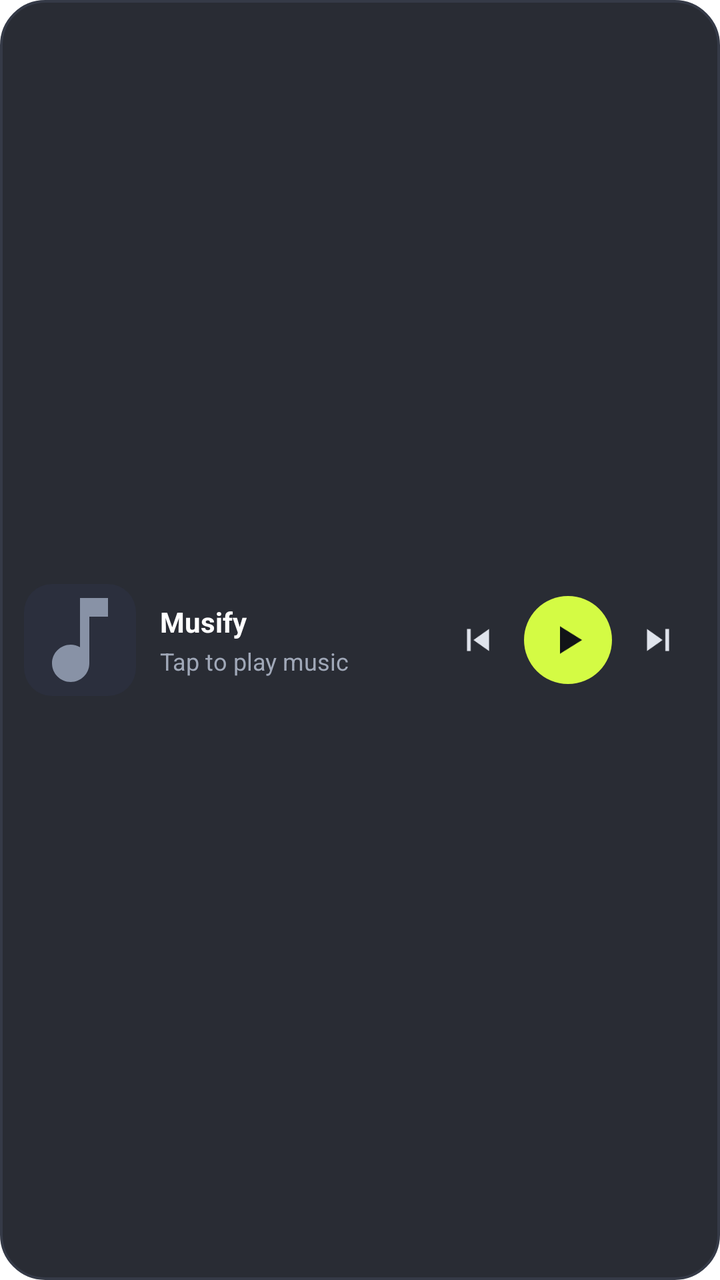
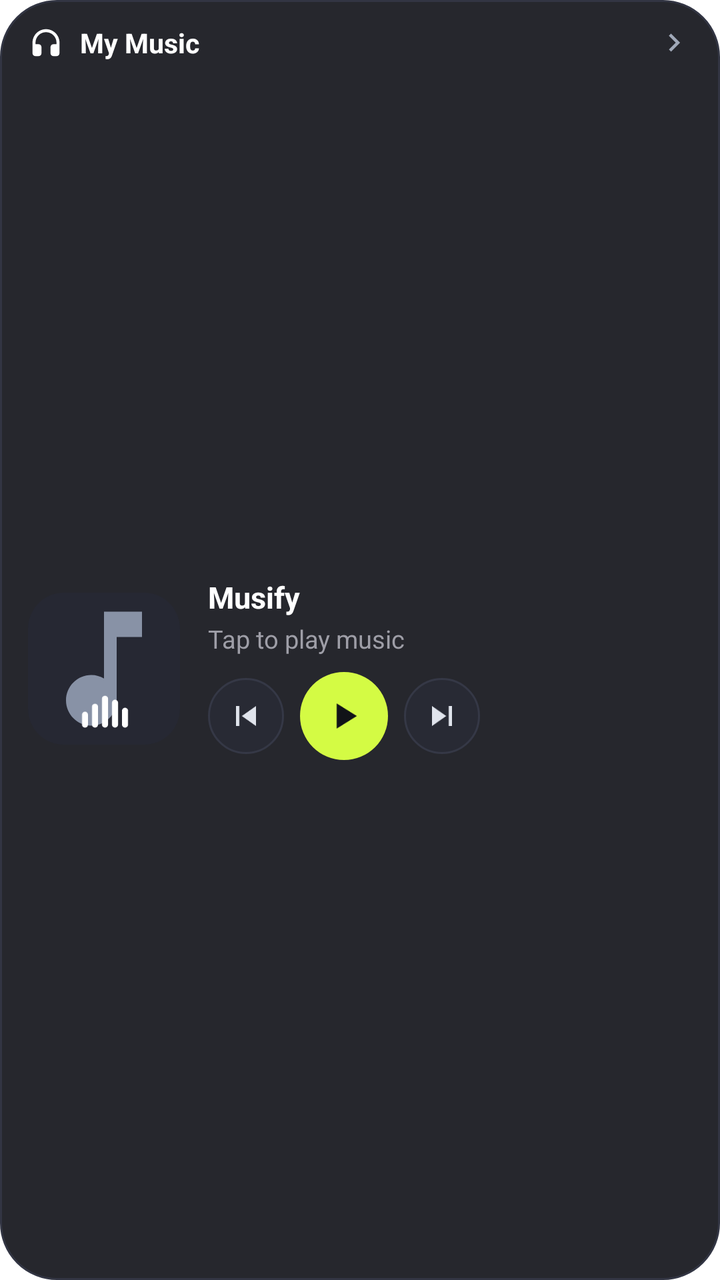

Before-and-after screenshots of an Android layout around one commit, followed by the original layout XML and the change that was made.
<!-- AndroidManifest.xml: fallback theme Theme.MaterialComponents.DayNight.NoActionBar -->
<!-- res/layout/musify_widget.xml -->
<?xml version="1.0" encoding="utf-8"?>
<RelativeLayout xmlns:android="http://schemas.android.com/apk/res/android"
    android:id="@+id/widget_container"
    android:layout_width="match_parent"
    android:layout_height="match_parent"
    android:background="@drawable/widget_background"
    android:paddingStart="12dp"
    android:paddingEnd="12dp"
    android:paddingTop="10dp"
    android:paddingBottom="10dp">

    
    <ImageView
        android:id="@+id/widget_artwork"
        android:layout_width="56dp"
        android:layout_height="56dp"
        android:layout_alignParentStart="true"
        android:layout_centerVertical="true"
        android:background="@drawable/widget_artwork_bg"
        android:src="@drawable/ic_widget_music_default"
        android:scaleType="centerCrop"
        android:contentDescription="Album Art" />

    
    <LinearLayout
        android:id="@+id/widget_controls"
        android:layout_width="wrap_content"
        android:layout_height="wrap_content"
        android:layout_alignParentEnd="true"
        android:layout_centerVertical="true"
        android:orientation="horizontal"
        android:gravity="center_vertical">

        <ImageView
            android:id="@+id/widget_btn_prev"
            android:layout_width="38dp"
            android:layout_height="38dp"
            android:padding="8dp"
            android:background="@android:color/transparent"
            android:src="@drawable/ic_widget_prev"
            android:contentDescription="Previous Track" />

        <ImageView
            android:id="@+id/widget_btn_play_pause"
            android:layout_width="44dp"
            android:layout_height="44dp"
            android:layout_marginStart="4dp"
            android:layout_marginEnd="4dp"
            android:background="@drawable/widget_play_btn_bg"
            android:src="@drawable/ic_widget_play"
            android:scaleType="centerInside"
            android:padding="10dp"
            android:contentDescription="Play/Pause" />

        <ImageView
            android:id="@+id/widget_btn_next"
            android:layout_width="38dp"
            android:layout_height="38dp"
            android:padding="8dp"
            android:background="@android:color/transparent"
            android:src="@drawable/ic_widget_next"
            android:contentDescription="Next Track" />
    </LinearLayout>

    
    <LinearLayout
        android:id="@+id/widget_text_container"
        android:layout_width="match_parent"
        android:layout_height="wrap_content"
        android:layout_toEndOf="@id/widget_artwork"
        android:layout_toStartOf="@id/widget_controls"
        android:layout_centerVertical="true"
        android:layout_marginStart="12dp"
        android:layout_marginEnd="8dp"
        android:orientation="vertical">

        <TextView
            android:id="@+id/widget_title"
            android:layout_width="match_parent"
            android:layout_height="wrap_content"
            android:text="Musify"
            android:textColor="#FFFFFF"
            android:textSize="14sp"
            android:textStyle="bold"
            android:maxLines="1"
            android:ellipsize="end" />

        <TextView
            android:id="@+id/widget_artist"
            android:layout_width="match_parent"
            android:layout_height="wrap_content"
            android:layout_marginTop="2dp"
            android:text="Tap to play music"
            android:textColor="#A0A8B8"
            android:textSize="12sp"
            android:maxLines="1"
            android:ellipsize="end" />
    </LinearLayout>

</RelativeLayout>
<!-- resources referenced by this layout -->
<resources>
  <!-- drawable ic_widget_next (drawable) -->
  <vector xmlns:android="http://schemas.android.com/apk/res/android"
      android:width="22dp"
      android:height="22dp"
      android:viewportWidth="24"
      android:viewportHeight="24">
    <path
        android:fillColor="#E0E4EC"
        android:pathData="M6,18l8.5,-6L6,6v12zM16,6v12h2V6h-2z"/>
  </vector>
  <!-- drawable ic_widget_play (drawable) -->
  <vector xmlns:android="http://schemas.android.com/apk/res/android"
      android:width="24dp"
      android:height="24dp"
      android:viewportWidth="24"
      android:viewportHeight="24">
    <path
        android:fillColor="#111318"
        android:pathData="M8,5.14v13.72l11,-6.86 -11,-6.86z"/>
  </vector>
  <!-- drawable ic_widget_prev (drawable) -->
  <vector xmlns:android="http://schemas.android.com/apk/res/android"
      android:width="22dp"
      android:height="22dp"
      android:viewportWidth="24"
      android:viewportHeight="24">
    <path
        android:fillColor="#E0E4EC"
        android:pathData="M6,6h2v12H6zm3.5,6l8.5,6V6z"/>
  </vector>
  <!-- drawable widget_artwork_bg (drawable) -->
  <?xml version="1.0" encoding="utf-8"?>
  <shape xmlns:android="http://schemas.android.com/apk/res/android"
      android:shape="rectangle">
      <solid android:color="#2B2F3D" />
      <corners android:radius="14dp" />
  </shape>
  <!-- drawable widget_background (drawable) -->
  <?xml version="1.0" encoding="utf-8"?>
  <shape xmlns:android="http://schemas.android.com/apk/res/android"
      android:shape="rectangle">
      <solid android:color="#F21E212A" />
      <stroke
          android:width="1.2dp"
          android:color="#353A47" />
      <corners android:radius="22dp" />
  </shape>
  <!-- drawable widget_play_btn_bg (drawable) -->
  <?xml version="1.0" encoding="utf-8"?>
  <shape xmlns:android="http://schemas.android.com/apk/res/android"
      android:shape="oval">
      <solid android:color="#D4FB44" />
  </shape>
  <!-- unchanged entries left out for length: 1 -->
</resources>

<!-- the commit's change to res/layout/musify_widget.xml (unified diff, before → after) -->
@@ -1,100 +1,195 @@
 <?xml version="1.0" encoding="utf-8"?>
-<RelativeLayout xmlns:android="http://schemas.android.com/apk/res/android"
+<LinearLayout xmlns:android="http://schemas.android.com/apk/res/android"
     android:id="@+id/widget_container"
     android:layout_width="match_parent"
     android:layout_height="match_parent"
     android:background="@drawable/widget_background"
-    android:paddingStart="12dp"
-    android:paddingEnd="12dp"
-    android:paddingTop="10dp"
-    android:paddingBottom="10dp">
-
-    
-    <ImageView
-        android:id="@+id/widget_artwork"
-        android:layout_width="56dp"
-        android:layout_height="56dp"
-        android:layout_alignParentStart="true"
-        android:layout_centerVertical="true"
-        android:background="@drawable/widget_artwork_bg"
-        android:src="@drawable/ic_widget_music_default"
-        android:scaleType="centerCrop"
-        android:contentDescription="Album Art" />
+    android:gravity="center_vertical"
+    android:orientation="vertical"
+    android:paddingStart="14dp"
+    android:paddingEnd="14dp"
+    android:paddingTop="12dp"
+    android:paddingBottom="12dp">
 
     
     <LinearLayout
-        android:id="@+id/widget_controls"
-        android:layout_width="wrap_content"
+        android:id="@+id/widget_header"
+        android:layout_width="match_parent"
         android:layout_height="wrap_content"
-        android:layout_alignParentEnd="true"
-        android:layout_centerVertical="true"
-        android:orientation="horizontal"
-        android:gravity="center_vertical">
+        android:clickable="true"
+        android:focusable="false"
+        android:gravity="center_vertical"
+        android:orientation="horizontal">
+
+        <LinearLayout
+            android:layout_width="0dp"
+            android:layout_height="wrap_content"
+            android:layout_weight="1"
+            android:gravity="center_vertical"
+            android:orientation="horizontal">
+
+            <ImageView
+                android:id="@+id/widget_header_icon"
+                android:layout_width="18dp"
+                android:layout_height="18dp"
+                android:contentDescription="Music"
+                android:src="@drawable/ic_widget_headphones" />
+
+            <TextView
+                android:id="@+id/widget_header_title"
+                android:layout_width="wrap_content"
+                android:layout_height="wrap_content"
+                android:layout_marginStart="8dp"
+                android:ellipsize="end"
+                android:maxLines="1"
+                android:text="My Music"
+                android:textColor="#FFFFFF"
+                android:textSize="13.5sp"
+                android:textStyle="bold" />
+        </LinearLayout>
 
         <ImageView
-            android:id="@+id/widget_btn_prev"
-            android:layout_width="38dp"
-            android:layout_height="38dp"
-            android:padding="8dp"
-            android:background="@android:color/transparent"
-            android:src="@drawable/ic_widget_prev"
-            android:contentDescription="Previous Track" />
-
-        <ImageView
-            android:id="@+id/widget_btn_play_pause"
-            android:layout_width="44dp"
-            android:layout_height="44dp"
-            android:layout_marginStart="4dp"
-            android:layout_marginEnd="4dp"
-            android:background="@drawable/widget_play_btn_bg"
-            android:src="@drawable/ic_widget_play"
-            android:scaleType="centerInside"
-            android:padding="10dp"
-            android:contentDescription="Play/Pause" />
-
-        <ImageView
-            android:id="@+id/widget_btn_next"
-            android:layout_width="38dp"
-            android:layout_height="38dp"
-            android:padding="8dp"
-            android:background="@android:color/transparent"
-            android:src="@drawable/ic_widget_next"
-            android:contentDescription="Next Track" />
+            android:id="@+id/widget_header_chevron"
+            android:layout_width="18dp"
+            android:layout_height="18dp"
+            android:contentDescription="Open App"
+            android:src="@drawable/ic_widget_chevron_right" />
     </LinearLayout>
 
     
     <LinearLayout
-        android:id="@+id/widget_text_container"
         android:layout_width="match_parent"
-        android:layout_height="wrap_content"
-        android:layout_toEndOf="@id/widget_artwork"
-        android:layout_toStartOf="@id/widget_controls"
-        android:layout_centerVertical="true"
-        android:layout_marginStart="12dp"
-        android:layout_marginEnd="8dp"
-        android:orientation="vertical">
+        android:layout_height="0dp"
+        android:layout_marginTop="10dp"
+        android:layout_weight="1"
+        android:gravity="center_vertical"
+        android:orientation="horizontal">
 
-        <TextView
-            android:id="@+id/widget_title"
-            android:layout_width="match_parent"
+        
+        <FrameLayout
+            android:id="@+id/widget_artwork_container"
+            android:layout_width="76dp"
+            android:layout_height="76dp"
+            android:layout_gravity="center_vertical"
+            android:clickable="true"
+            android:focusable="false">
+
+            <ImageView
+                android:id="@+id/widget_artwork"
+                android:layout_width="76dp"
+                android:layout_height="76dp"
+                android:background="@drawable/widget_artwork_bg"
+                android:contentDescription="Album Art"
+                android:scaleType="centerCrop"
+                android:src="@drawable/ic_widget_music_default" />
+
+            
+            <ImageView
+                android:id="@+id/widget_equalizer"
+                android:layout_width="wrap_content"
+                android:layout_height="wrap_content"
+                android:layout_gravity="bottom|center_horizontal"
+                android:layout_marginBottom="6dp"
+                android:contentDescription="Playing indicator"
+                android:src="@drawable/ic_widget_equalizer"
+                android:visibility="visible" />
+        </FrameLayout>
+
+        
+        <LinearLayout
+            android:id="@+id/widget_content_column"
+            android:layout_width="0dp"
             android:layout_height="wrap_content"
-            android:text="Musify"
-            android:textColor="#FFFFFF"
-            android:textSize="14sp"
-            android:textStyle="bold"
-            android:maxLines="1"
-            android:ellipsize="end" />
+            android:layout_marginStart="14dp"
+            android:layout_weight="1"
+            android:gravity="center_vertical"
+            android:orientation="vertical">
 
-        <TextView
-            android:id="@+id/widget_artist"
-            android:layout_width="match_parent"
-            android:layout_height="wrap_content"
-            android:layout_marginTop="2dp"
-            android:text="Tap to play music"
-            android:textColor="#A0A8B8"
-            android:textSize="12sp"
-            android:maxLines="1"
-            android:ellipsize="end" />
+            
+            <LinearLayout
+                android:id="@+id/widget_info_layout"
+                android:layout_width="match_parent"
+                android:layout_height="wrap_content"
+                android:clickable="true"
+                android:focusable="false"
+                android:orientation="vertical">
+
+                
+                <TextView
+                    android:id="@+id/widget_title"
+                    android:layout_width="match_parent"
+                    android:layout_height="wrap_content"
+                    android:ellipsize="end"
+                    android:maxLines="1"
+                    android:text="Musify"
+                    android:textColor="#FFFFFF"
+                    android:textSize="15sp"
+                    android:textStyle="bold" />
+
+                
+                <TextView
+                    android:id="@+id/widget_artist"
+                    android:layout_width="match_parent"
+                    android:layout_height="wrap_content"
+                    android:layout_marginTop="2dp"
+                    android:ellipsize="end"
+                    android:maxLines="1"
+                    android:text="Tap to play music"
+                    android:textColor="#9E9EA7"
+                    android:textSize="12.5sp" />
+            </LinearLayout>
+
+            
+            <LinearLayout
+                android:id="@+id/widget_controls"
+                android:layout_width="wrap_content"
+                android:layout_height="wrap_content"
+                android:layout_marginTop="8dp"
+                android:gravity="center_vertical"
+                android:orientation="horizontal">
+
+                
+                <ImageView
+                    android:id="@+id/widget_btn_prev"
+                    android:layout_width="38dp"
+                    android:layout_height="38dp"
+                    android:background="@drawable/widget_circle_btn_bg"
+                    android:clickable="true"
+                    android:contentDescription="Previous Track"
+                    android:focusable="false"
+                    android:padding="9dp"
+                    android:scaleType="centerInside"
+                    android:src="@drawable/ic_widget_prev" />
+
+                
+                <ImageView
+                    android:id="@+id/widget_btn_play_pause"
+                    android:layout_width="44dp"
+                    android:layout_height="44dp"
+                    android:layout_marginStart="8dp"
+                    android:layout_marginEnd="8dp"
+                    android:background="@drawable/widget_play_btn_bg"
+                    android:clickable="true"
+                    android:contentDescription="Play/Pause"
+                    android:focusable="false"
+                    android:padding="11dp"
+                    android:scaleType="centerInside"
+                    android:src="@drawable/ic_widget_play" />
+
+                
+                <ImageView
+                    android:id="@+id/widget_btn_next"
+                    android:layout_width="38dp"
+                    android:layout_height="38dp"
+                    android:background="@drawable/widget_circle_btn_bg"
+                    android:clickable="true"
+                    android:contentDescription="Next Track"
+                    android:focusable="false"
+                    android:padding="9dp"
+                    android:scaleType="centerInside"
+                    android:src="@drawable/ic_widget_next" />
+            </LinearLayout>
+        </LinearLayout>
     </LinearLayout>
 
-</RelativeLayout>
+</LinearLayout>
<!-- resource entries referenced after the edit -->
@@ -1,5 +1,52 @@
 <!-- resources referenced by this layout -->
 <resources>
+  <!-- drawable ic_widget_chevron_right (drawable) -->
+  <vector xmlns:android="http://schemas.android.com/apk/res/android"
+      android:width="20dp"
+      android:height="20dp"
+      android:viewportWidth="24"
+      android:viewportHeight="24">
+    <path
+        android:fillColor="#FFA0A8B8"
+        android:pathData="M8.59,16.59L13.17,12 8.59,7.41 10,6l6,6 -6,6 -1.41,-1.41z"/>
+  </vector>
+  <!-- drawable ic_widget_equalizer (drawable) -->
+  <vector xmlns:android="http://schemas.android.com/apk/res/android"
+      android:width="28dp"
+      android:height="20dp"
+      android:viewportWidth="28"
+      android:viewportHeight="20">
+    
+    <path
+        android:fillColor="#FFFFFFFF"
+        android:pathData="M3,11a1.5,1.5 0,0 1,3 0v5a1.5,1.5 0,0 1,-3 0z"/>
+    
+    <path
+        android:fillColor="#FFFFFFFF"
+        android:pathData="M8,7a1.5,1.5 0,0 1,3 0v9a1.5,1.5 0,0 1,-3 0z"/>
+    
+    <path
+        android:fillColor="#FFFFFFFF"
+        android:pathData="M13,3a1.5,1.5 0,0 1,3 0v13a1.5,1.5 0,0 1,-3 0z"/>
+    
+    <path
+        android:fillColor="#FFFFFFFF"
+        android:pathData="M18,5a1.5,1.5 0,0 1,3 0v11a1.5,1.5 0,0 1,-3 0z"/>
+    
+    <path
+        android:fillColor="#FFFFFFFF"
+        android:pathData="M23,9a1.5,1.5 0,0 1,3 0v7a1.5,1.5 0,0 1,-3 0z"/>
+  </vector>
+  <!-- drawable ic_widget_headphones (drawable) -->
+  <vector xmlns:android="http://schemas.android.com/apk/res/android"
+      android:width="20dp"
+      android:height="20dp"
+      android:viewportWidth="24"
+      android:viewportHeight="24">
+    <path
+        android:fillColor="#FFFFFFFF"
+        android:pathData="M12,3c-4.97,0 -9,4.03 -9,9v7c0,1.1 0.9,2 2,2h2c1.1,0 2,-0.9 2,-2v-4c0,-1.1 -0.9,-2 -2,-2H5v-1c0,-3.87 3.13,-7 7,-7s7,3.13 7,7v1h-2c-1.1,0 -2,0.9 -2,2v4c0,1.1 0.9,2 2,2h2c1.1,0 2,-0.9 2,-2v-7c0,-4.97 -4.03,-9 -9,-9z"/>
+  </vector>
   <!-- drawable ic_widget_next (drawable) -->
   <vector xmlns:android="http://schemas.android.com/apk/res/android"
       android:width="22dp"
@@ -34,18 +81,27 @@
   <?xml version="1.0" encoding="utf-8"?>
   <shape xmlns:android="http://schemas.android.com/apk/res/android"
       android:shape="rectangle">
-      <solid android:color="#2B2F3D" />
-      <corners android:radius="14dp" />
+      <solid android:color="#262833" />
+      <corners android:radius="18dp" />
   </shape>
   <!-- drawable widget_background (drawable) -->
   <?xml version="1.0" encoding="utf-8"?>
   <shape xmlns:android="http://schemas.android.com/apk/res/android"
       android:shape="rectangle">
-      <solid android:color="#F21E212A" />
+      <solid android:color="#F21B1C22" />
       <stroke
-          android:width="1.2dp"
-          android:color="#353A47" />
-      <corners android:radius="22dp" />
+          android:width="1dp"
+          android:color="#323543" />
+      <corners android:radius="28dp" />
+  </shape>
+  <!-- drawable widget_circle_btn_bg (drawable) -->
+  <?xml version="1.0" encoding="utf-8"?>
+  <shape xmlns:android="http://schemas.android.com/apk/res/android"
+      android:shape="oval">
+      <solid android:color="#282A34" />
+      <stroke
+          android:width="1dp"
+          android:color="#353846" />
   </shape>
   <!-- drawable widget_play_btn_bg (drawable) -->
   <?xml version="1.0" encoding="utf-8"?>
